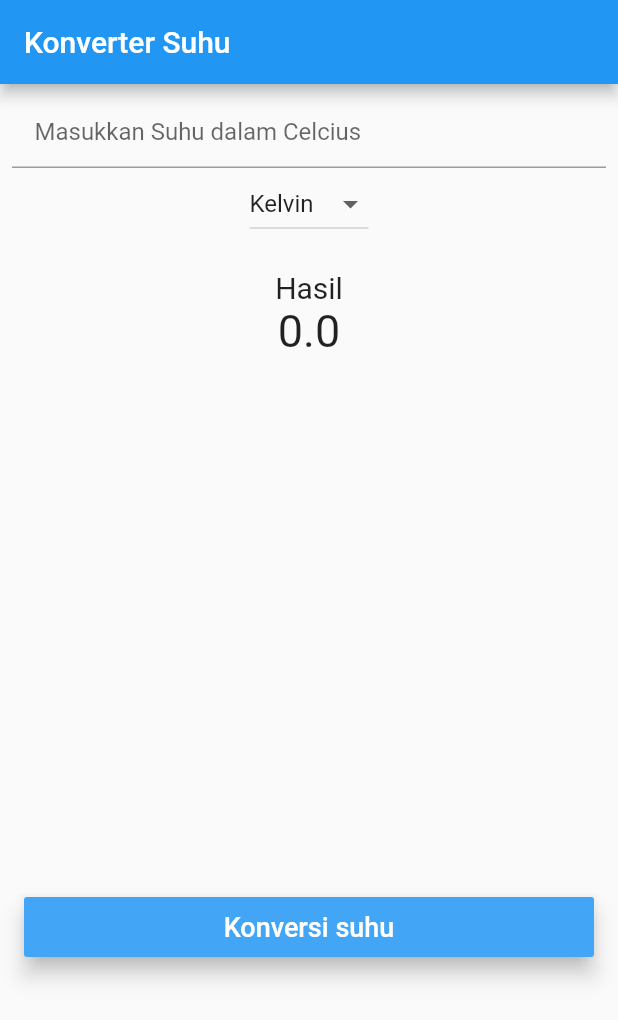
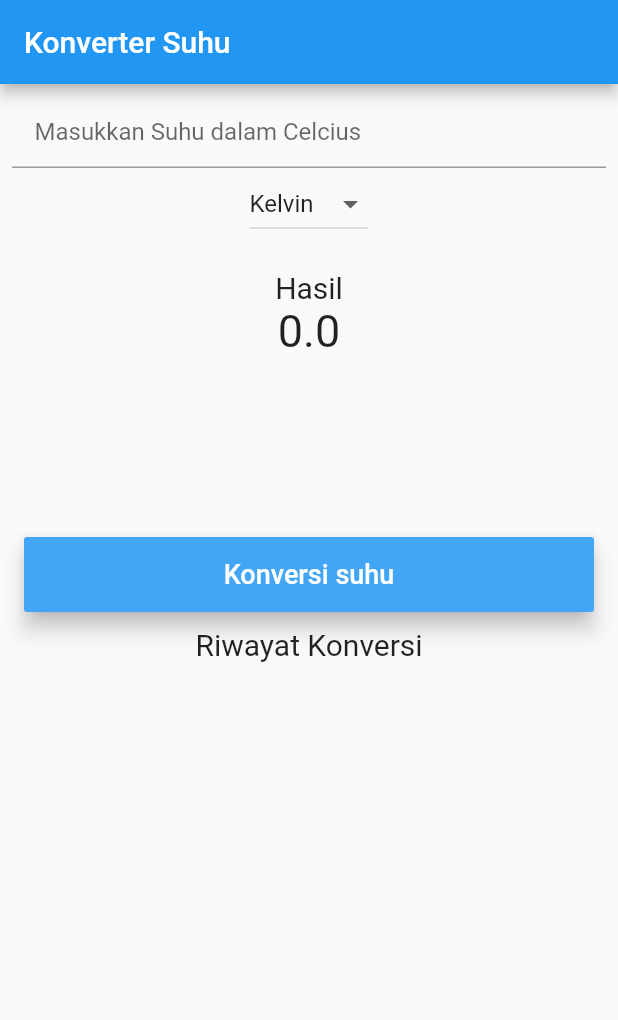
Before and after one commit to ITTECH-DEO/flutter_application_tugas3, a Flutter app: the screen it shows after launch, after a tap on "Konversi suhu", on a phone screen of 412 x 824 dp. Shown: the top 1020 px of the screen. Run offline on Flutter 3.47's test engine with Material 2 defaults, Android fonts, the phone set to English and light mode, and no system bars.

Commit message:
Tugas 4.4

```diff
--- /dev/null
+++ b/lib/Buttondropdown.dart
@@ -0,0 +1,27 @@
+import 'package:flutter/material.dart';
+
+class Buttondropdown extends StatelessWidget {
+  const Buttondropdown({
+    Key key,
+    this.listItem,
+    this.newValue,
+    this.dropdownOnChanged,
+  }) : super(key: key);
+  final List<String> listItem;
+  final String newValue;
+  final Function dropdownOnChanged;
+
+  @override
+  Widget build(BuildContext context) {
+    return DropdownButton<String>(
+      items: listItem.map((String value) {
+        return DropdownMenuItem<String>(
+          value: value,
+          child: Text(value),
+        );
+      }).toList(),
+      value: newValue,
+      onChanged: dropdownOnChanged,
+    );
+  }
+}
--- /dev/null
+++ b/lib/Riwayat.dart
@@ -0,0 +1,23 @@
+import 'package:flutter/material.dart';
+
+class Riwayat extends StatelessWidget {
+  const Riwayat({
+    Key key,
+    @required this.listViewItem,
+  }) : super(key: key);
+
+  final List<String> listViewItem;
+
+  @override
+  Widget build(BuildContext context) {
+    return ListView(
+        children: listViewItem.map((String value) {
+      return Container(
+          margin: EdgeInsets.all(10),
+          child: Text(
+            value,
+            style: TextStyle(fontSize: 15),
+          ));
+    }).toList());
+  }
+}
--- a/lib/convert.dart
+++ b/lib/convert.dart
@@ -10,9 +10,9 @@ class Convert extends StatelessWidget {
   @override
   Widget build(BuildContext context) {
     return Container(
-      padding: EdgeInsets.fromLTRB(0, 340, 0, 0),
+      padding: EdgeInsets.fromLTRB(0, 100, 0, 0),
       width: 380.0,
-      height: 380.0,
+      height: 150.0,
       child: RaisedButton(
           color: Colors.blue[400],
           elevation: 6.0,
--- a/lib/main.dart
+++ b/lib/main.dart
@@ -7,6 +7,10 @@ import 'input.dart';
 import 'convert.dart';
 // ignore: unused_import
 import 'result.dart';
+// ignore: unused_import
+import 'Buttondropdown.dart';
+// ignore: unused_import
+import 'Riwayat.dart';
 
 void main() {
   runApp(MyApp());
@@ -38,15 +42,29 @@ class _MyAppState extends State<MyApp> {
   // ignore: unused_field
   double _result = 0;
 
+  List<String> listViewItem = List<String>();
+
   var listItem = ["Kelvin", "Reamur"];
 
-  void perhitungan() => setState(() {
-        inputSuhu = double.parse(SuhuController.text);
-        if (_newValue == "Kelvin")
-          _result = inputSuhu + 273;
-        else
-          _result = (4 / 5) * inputSuhu;
-      });
+  void perhitungan() {
+    setState(() {
+      inputSuhu = double.parse(SuhuController.text);
+      if (_newValue == "Kelvin") {
+        _result = inputSuhu + 273;
+        listViewItem.add("Kelvin : " + _result.toString());
+      } else {
+        _result = (4 / 5) * inputSuhu;
+        listViewItem.add("Reamur : " + _result.toString());
+      }
+    });
+  }
+
+  void dropdownOnChanged(String changeValue) {
+    setState(() {
+      _newValue = changeValue;
+      perhitungan();
+    });
+  }
 
   @override
   Widget build(BuildContext context) {
@@ -65,21 +83,10 @@ class _MyAppState extends State<MyApp> {
           child: Column(
             children: [
               Input(SuhuController: SuhuController),
-              DropdownButton<String>(
-                items: listItem.map((String value) {
-                  return DropdownMenuItem<String>(
-                    value: value,
-                    child: Text(value),
-                  );
-                }).toList(),
-                value: _newValue,
-                onChanged: (String changeValue) {
-                  setState(() {
-                    _newValue = changeValue;
-                    perhitungan();
-                  });
-                },
-              ),
+              Buttondropdown(
+                  listItem: listItem,
+                  newValue: _newValue,
+                  dropdownOnChanged: dropdownOnChanged),
 
               // ignore: missing_required_param
               Result(
@@ -91,7 +98,17 @@ class _MyAppState extends State<MyApp> {
                 child: Container(
                   child: Convert(perhitungan: perhitungan),
                 ),
-              )
+              ),
+              Container(
+                margin: EdgeInsets.only(top: 10, bottom: 10),
+                child: Text(
+                  "Riwayat Konversi",
+                  style: TextStyle(fontSize: 20),
+                ),
+              ),
+              Expanded(
+                child: Riwayat(listViewItem: listViewItem),
+              ),
             ],
           ),
         ),
```
Also changed, not shown: lib/result.dart (+43 -0 lines).
